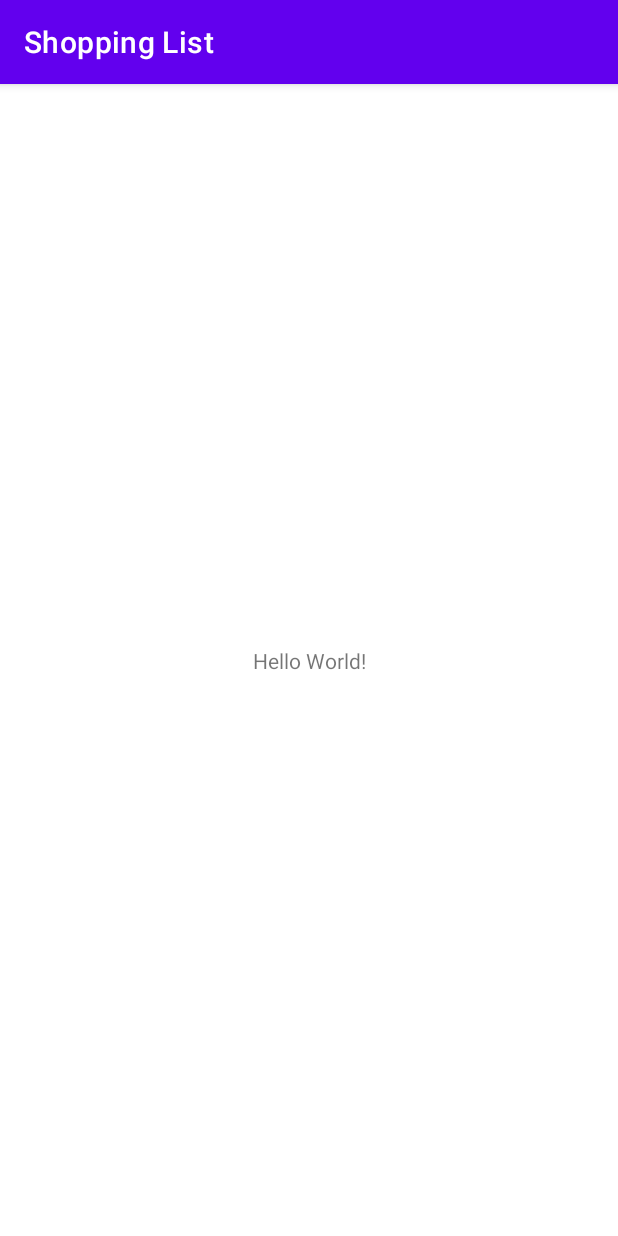
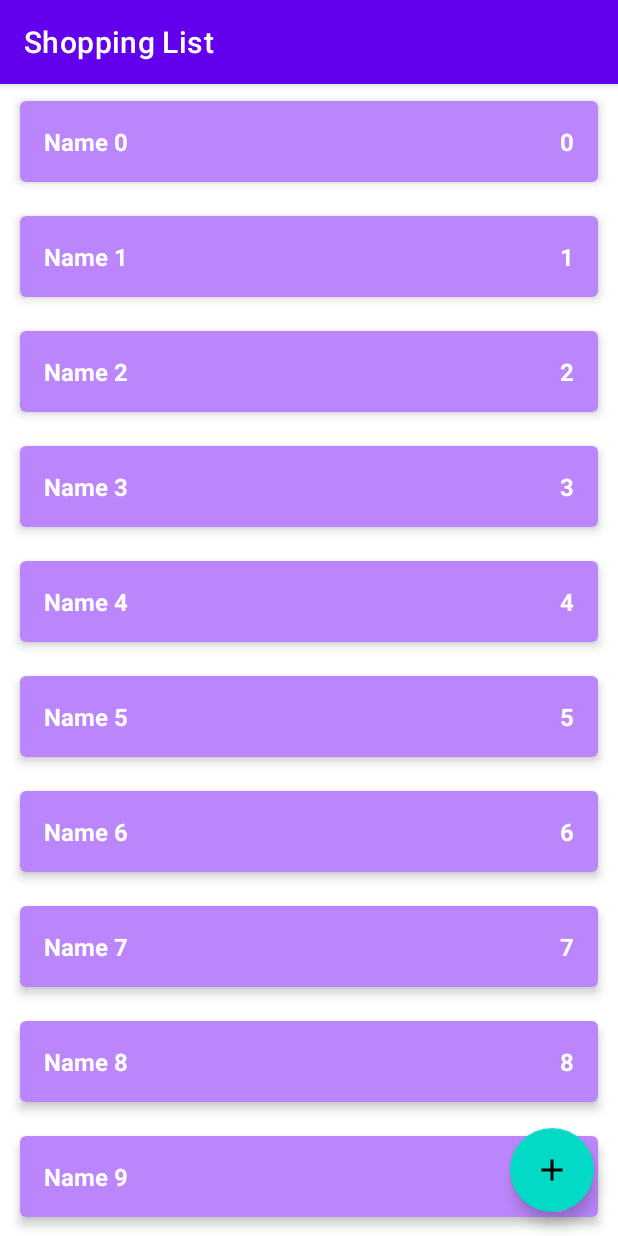
Before and after one commit to TOvchinnikova/Shopping_List, an Android app: the screen it shows after launch (MainActivity), on a phone screen of 412 x 824 dp. Run offline under Robolectric (Android 15) with nearby library versions, the phone set to English and light mode, and no system bars.

Commit message:
implemented list RecyclerView

```diff
--- a/app/src/main/java/com/t_ovchinnikova/android/shoppinglist/data/ShopListRepositoryImpl.kt
+++ b/app/src/main/java/com/t_ovchinnikova/android/shoppinglist/data/ShopListRepositoryImpl.kt
@@ -1,5 +1,7 @@
 package com.t_ovchinnikova.android.shoppinglist.data
 
+import androidx.lifecycle.LiveData
+import androidx.lifecycle.MutableLiveData
 import com.t_ovchinnikova.android.shoppinglist.domain.ShopItem
 import com.t_ovchinnikova.android.shoppinglist.domain.ShopListRepository
 import java.lang.RuntimeException
@@ -7,18 +9,28 @@ import java.lang.RuntimeException
 object ShopListRepositoryImpl : ShopListRepository {
 
     private val shopList = mutableListOf<ShopItem>()
+    private val shopListLD = MutableLiveData<List<ShopItem>>()
 
     private var autoIncrementId = 0
+
+    init {
+        for (i in 0 until 10) {
+            val item = ShopItem("Name $i", i, true)
+            addShopItem(item)
+        }
+    }
 
     override fun addShopItem(shopItem: ShopItem) {
         if (shopItem.id == ShopItem.UNDEFINED_ID) {
             shopItem.id = autoIncrementId++
         }
         shopList.add(shopItem)
+        updateList()
     }
 
     override fun deleteShopItem(shopItem: ShopItem) {
         shopList.remove(shopItem)
+        updateList()
     }
 
     override fun editShopItem(shopItem: ShopItem) {
@@ -31,8 +43,12 @@ object ShopListRepositoryImpl : ShopListRepository {
        return shopList.find { it.id == shopItemId } ?: throw RuntimeException("Element not found")
     }
 
-    override fun getShopList(): List<ShopItem> {
-        return shopList.toList()
+    override fun getShopList(): LiveData<List<ShopItem>> {
+        return shopListLD
+    }
+
+    private fun updateList(){
+        shopListLD.value = shopList.toList()
     }
 
 }
--- a/app/src/main/java/com/t_ovchinnikova/android/shoppinglist/domain/GetShopListUseCase.kt
+++ b/app/src/main/java/com/t_ovchinnikova/android/shoppinglist/domain/GetShopListUseCase.kt
@@ -1,8 +1,10 @@
 package com.t_ovchinnikova.android.shoppinglist.domain
+
+import androidx.lifecycle.LiveData
 
 class GetShopListUseCase(private val shopListRepository: ShopListRepository) {
 
-    fun getShopList() : List<ShopItem> {
+    fun getShopList() : LiveData<List<ShopItem>> {
         return shopListRepository.getShopList()
     }
 }
--- a/app/src/main/java/com/t_ovchinnikova/android/shoppinglist/domain/ShopListRepository.kt
+++ b/app/src/main/java/com/t_ovchinnikova/android/shoppinglist/domain/ShopListRepository.kt
@@ -1,8 +1,10 @@
 package com.t_ovchinnikova.android.shoppinglist.domain
+
+import androidx.lifecycle.LiveData
 
 interface ShopListRepository {
 
-    fun getShopList() : List<ShopItem>
+    fun getShopList() : LiveData<List<ShopItem>>
 
     fun getShopItem( shopItemId: Int): ShopItem
 
--- a/app/src/main/java/com/t_ovchinnikova/android/shoppinglist/presentation/MainActivity.kt
+++ b/app/src/main/java/com/t_ovchinnikova/android/shoppinglist/presentation/MainActivity.kt
@@ -4,23 +4,80 @@ import androidx.appcompat.app.AppCompatActivity
 import android.os.Bundle
 import android.util.Log
 import androidx.lifecycle.ViewModelProvider
+import androidx.recyclerview.widget.ItemTouchHelper
+import androidx.recyclerview.widget.RecyclerView
 import com.t_ovchinnikova.android.shoppinglist.R
 
 class MainActivity : AppCompatActivity() {
 
     private lateinit var viewModel: MainViewModel
+    private lateinit var shopListAdapter: ShopListAdapter
 
     override fun onCreate(savedInstanceState: Bundle?) {
         super.onCreate(savedInstanceState)
         setContentView(R.layout.activity_main)
 
+        setupRecyclerView()
+
         viewModel = ViewModelProvider(this) [MainViewModel::class.java]
 
         viewModel.shopList.observe(this) {
-            Log.d("MyLog", it.toString())
+            shopListAdapter.shopList = it
         }
 
-        viewModel.getShopList()
+    }
+
+    private fun setupRecyclerView(){
+
+        val rvShopList = findViewById<RecyclerView>(R.id.rv_shop_list)
+
+        with(rvShopList) {
+            shopListAdapter = ShopListAdapter()
+            adapter = shopListAdapter
+            recycledViewPool.setMaxRecycledViews(
+                ShopListAdapter.VIEW_TYPE_DISABLED,
+                ShopListAdapter.MAX_POOL_SIZE
+            )
+            recycledViewPool.setMaxRecycledViews(
+                ShopListAdapter.VIEW_TYPE_ENABLED,
+                ShopListAdapter.MAX_POOL_SIZE
+            )
+        }
+        setupLongClickListener()
+        setupClickListener()
+        setUpSwipeListener(rvShopList)
 
     }
+
+    private fun setUpSwipeListener(rvShopList: RecyclerView?) {
+        val callBack = object :
+            ItemTouchHelper.SimpleCallback(0, ItemTouchHelper.LEFT or ItemTouchHelper.RIGHT) {
+            override fun onMove(
+                recyclerView: RecyclerView,
+                viewHolder: RecyclerView.ViewHolder,
+                target: RecyclerView.ViewHolder
+            ): Boolean {
+                return false
+            }
+
+            override fun onSwiped(viewHolder: RecyclerView.ViewHolder, direction: Int) {
+                val item = shopListAdapter.shopList[viewHolder.adapterPosition]
+                viewModel.deleteShopItem(item)
+            }
+        }
+
+        ItemTouchHelper(callBack).attachToRecyclerView(rvShopList)
+    }
+
+    private fun setupClickListener() {
+        shopListAdapter.onShopItemClickListener = {
+            Log.d("MyLog", it.name)
+        }
+    }
+
+    private fun setupLongClickListener() {
+        shopListAdapter.onShopItemLongClickListener = {
+            viewModel.changeEnableState(it)
+        }
+    }
 }
--- a/app/src/main/java/com/t_ovchinnikova/android/shoppinglist/presentation/MainViewModel.kt
+++ b/app/src/main/java/com/t_ovchinnikova/android/shoppinglist/presentation/MainViewModel.kt
@@ -1,5 +1,6 @@
 package com.t_ovchinnikova.android.shoppinglist.presentation
 
+import android.util.Log
 import androidx.lifecycle.LiveData
 import androidx.lifecycle.MutableLiveData
 import androidx.lifecycle.ViewModel
@@ -8,8 +9,7 @@ import com.t_ovchinnikova.android.shoppinglist.domain.*
 
 class MainViewModel : ViewModel() {
 
-    private val _shopList = MutableLiveData<List<ShopItem>>()
-    val shopList: LiveData<List<ShopItem>> = _shopList
+    private val _shopList =  MutableLiveData<List<ShopItem>>()
 
     private val repository = ShopListRepositoryImpl
 
@@ -17,20 +17,16 @@ class MainViewModel : ViewModel() {
     private val deleteShopItemUseCase = DeleteShopItemUseCase(repository)
     private val editShopItemUseCase = EditShopItemUseCase(repository)
 
-    fun getShopList() {
-        val list = getShopListUseCase.getShopList()
-        _shopList.value = list
-    }
+    var shopList: LiveData<List<ShopItem>> = getShopListUseCase.getShopList()
 
     fun deleteShopItem(shopItem: ShopItem) {
         deleteShopItemUseCase.deleteShopItem(shopItem)
-        getShopList()
     }
 
     fun changeEnableState(shopItem: ShopItem){
         val newItem = shopItem.copy(enabled = shopItem.enabled.not())
         editShopItemUseCase.editShopItem(newItem)
-        getShopList()
     }
 
+
 }
--- /dev/null
+++ b/app/src/main/java/com/t_ovchinnikova/android/shoppinglist/presentation/ShopItemDiffCallback.kt
@@ -0,0 +1,15 @@
+package com.t_ovchinnikova.android.shoppinglist.presentation
+
+import androidx.recyclerview.widget.DiffUtil
+import com.t_ovchinnikova.android.shoppinglist.domain.ShopItem
+
+class ShopItemDiffCallback: DiffUtil.ItemCallback<ShopItem>() {
+    override fun areItemsTheSame(oldItem: ShopItem, newItem: ShopItem): Boolean {
+        return oldItem.id == newItem.id
+    }
+
+    override fun areContentsTheSame(oldItem: ShopItem, newItem: ShopItem): Boolean {
+        return oldItem == newItem
+    }
+
+}
--- /dev/null
+++ b/app/src/main/java/com/t_ovchinnikova/android/shoppinglist/presentation/ShopListAdapter.kt
@@ -0,0 +1,79 @@
+package com.t_ovchinnikova.android.shoppinglist.presentation
+
+import android.content.Context
+import android.view.LayoutInflater
+import android.view.View
+import android.view.ViewGroup
+import android.widget.TextView
+import androidx.recyclerview.widget.DiffUtil
+import androidx.recyclerview.widget.ItemTouchHelper
+import androidx.recyclerview.widget.RecyclerView
+import com.t_ovchinnikova.android.shoppinglist.R
+import com.t_ovchinnikova.android.shoppinglist.domain.ShopItem
+
+class ShopListAdapter : RecyclerView.Adapter<ShopListAdapter.ShopListViewHolder>() {
+
+    var shopList = listOf<ShopItem>()
+    set(value) {
+        val callback = ShopListDiffCallback(shopList, value)
+        val diffResult = DiffUtil.calculateDiff(callback)
+        diffResult.dispatchUpdatesTo(this)
+        field = value
+    }
+
+    var onShopItemLongClickListener: ((ShopItem) -> Unit)? = null
+    var onShopItemClickListener: ((ShopItem) -> Unit)? = null
+
+    override fun onCreateViewHolder(parent: ViewGroup, viewType: Int): ShopListViewHolder {
+        val layout = if (viewType == VIEW_TYPE_ENABLED) R.layout.item_shop_enabled else R.layout.item_shop_disabled
+        val view = LayoutInflater.from(parent.context).inflate(layout, parent, false)
+        return ShopListViewHolder(view)
+    }
+
+    override fun onBindViewHolder(viewHolder: ShopListViewHolder, position: Int) {
+        val shopItem = shopList[position]
+        viewHolder.tvName.text = shopItem.name
+        viewHolder.tvCount.text = shopItem.count.toString()
+        viewHolder.itemView.setOnLongClickListener {
+            onShopItemLongClickListener?.invoke(shopItem)
+            true
+        }
+        viewHolder.itemView.setOnClickListener {
+            onShopItemClickListener?.invoke(shopItem)
+
+        }
+
+    }
+
+    override fun onViewRecycled(viewHolder: ShopListViewHolder) {
+        super.onViewRecycled(viewHolder)
+        viewHolder.tvName.text = ""
+        viewHolder.tvCount.text = ""
+    }
+
+    override fun getItemViewType(position: Int): Int {
+
+        return if(shopList[position].enabled) VIEW_TYPE_ENABLED else VIEW_TYPE_DISABLED
+
+    }
+
+    override fun getItemCount(): Int {
+        return shopList.size
+    }
+
+    class ShopListViewHolder(view: View) : RecyclerView.ViewHolder(view) {
+
+        val tvName = view.findViewById<TextView>(R.id.tv_name)
+        val tvCount = view.findViewById<TextView>(R.id.tv_count)
+
+    }
+
+    companion object {
+
+        const val VIEW_TYPE_ENABLED = 1
+        const val VIEW_TYPE_DISABLED = 0
+
+        const val MAX_POOL_SIZE = 15
+
+    }
+}
--- /dev/null
+++ b/app/src/main/java/com/t_ovchinnikova/android/shoppinglist/presentation/ShopListDiffCallback.kt
@@ -0,0 +1,26 @@
+package com.t_ovchinnikova.android.shoppinglist.presentation
+
+import androidx.recyclerview.widget.DiffUtil
+import com.t_ovchinnikova.android.shoppinglist.domain.ShopItem
+
+class ShopListDiffCallback(
+    val oldList: List<ShopItem>,
+    val newList: List<ShopItem>,
+) : DiffUtil.Callback() {
+
+    override fun getOldListSize(): Int {
+        return oldList.size
+    }
+
+    override fun getNewListSize(): Int {
+        return newList.size
+    }
+
+    override fun areItemsTheSame(oldItemPosition: Int, newItemPosition: Int): Boolean {
+        return oldList[oldItemPosition].id == newList[newItemPosition].id
+    }
+
+    override fun areContentsTheSame(oldItemPosition: Int, newItemPosition: Int): Boolean {
+        return oldList[oldItemPosition] == newList[newItemPosition]
+    }
+}
--- /dev/null
+++ b/app/src/main/res/drawable/ic_add.xml
@@ -0,0 +1,9 @@
+<vector xmlns:android="http://schemas.android.com/apk/res/android"
+    android:width="24dp"
+    android:height="24dp"
+    android:viewportWidth="24"
+    android:viewportHeight="24">
+    <path
+        android:pathData="M19,13h-6v6h-2v-6H5v-2h6V5h2v6h6v2z"
+        android:fillColor="#ffffff"/>
+</vector>
--- a/app/src/main/res/layout/activity_main.xml
+++ b/app/src/main/res/layout/activity_main.xml
@@ -6,13 +6,28 @@
     android:layout_height="match_parent"
     tools:context=".presentation.MainActivity">
 
-    <TextView
+    <androidx.recyclerview.widget.RecyclerView
+        android:id="@+id/rv_shop_list"
+        android:layout_width="0dp"
+        android:layout_height="0dp"
+        app:layout_constraintBottom_toBottomOf="parent"
+        app:layout_constraintEnd_toEndOf="parent"
+        app:layout_constraintStart_toStartOf="parent"
+        app:layout_constraintTop_toTopOf="parent"
+        app:layoutManager="androidx.recyclerview.widget.LinearLayoutManager"
+        tools:listitem="@layout/item_shop_enabled"/>
+
+    <com.google.android.material.floatingactionbutton.FloatingActionButton
+        android:id="@+id/button_add_shop_item"
         android:layout_width="wrap_content"
         android:layout_height="wrap_content"
-        android:text="Hello World!"
+        android:layout_marginEnd="16dp"
+        android:layout_marginBottom="16dp"
+        android:clickable="true"
+        android:contentDescription="@string/add_shop_item_content_description"
+        android:focusable="true"
         app:layout_constraintBottom_toBottomOf="parent"
-        app:layout_constraintLeft_toLeftOf="parent"
-        app:layout_constraintRight_toRightOf="parent"
-        app:layout_constraintTop_toTopOf="parent" />
+        app:layout_constraintEnd_toEndOf="parent"
+        app:srcCompat="@drawable/ic_add" />
 
 </androidx.constraintlayout.widget.ConstraintLayout>
--- /dev/null
+++ b/app/src/main/res/layout/item_shop_disabled.xml
@@ -0,0 +1,43 @@
+<?xml version="1.0" encoding="utf-8"?>
+<androidx.cardview.widget.CardView xmlns:android="http://schemas.android.com/apk/res/android"
+    xmlns:app="http://schemas.android.com/apk/res-auto"
+    xmlns:tools="http://schemas.android.com/tools"
+    android:layout_width="match_parent"
+    android:layout_height="wrap_content"
+    android:layout_marginStart="8dp"
+    android:layout_marginTop="4dp"
+    android:layout_marginEnd="8dp"
+    android:layout_marginBottom="4dp"
+    app:cardCornerRadius="4dp"
+    app:cardElevation="1dp"
+    app:cardUseCompatPadding="true">
+
+    <LinearLayout
+        android:layout_width="match_parent"
+        android:layout_height="wrap_content"
+        android:background="#33BB86FC"
+        android:orientation="horizontal"
+        android:padding="16dp">
+
+        <TextView
+            android:id="@+id/tv_name"
+            android:layout_width="0dp"
+            android:layout_height="wrap_content"
+            android:layout_weight="1"
+            android:textColor="@color/white"
+            android:textSize="16sp"
+            android:textStyle="bold"
+            tools:text="Салфетки" />
+
+        <TextView
+            android:id="@+id/tv_count"
+            android:layout_width="wrap_content"
+            android:layout_height="wrap_content"
+            android:textColor="@color/white"
+            android:textSize="16sp"
+            android:textStyle="bold"
+            tools:text="1" />
+
+    </LinearLayout>
+
+</androidx.cardview.widget.CardView>
--- /dev/null
+++ b/app/src/main/res/layout/item_shop_enabled.xml
@@ -0,0 +1,43 @@
+<?xml version="1.0" encoding="utf-8"?>
+<androidx.cardview.widget.CardView xmlns:android="http://schemas.android.com/apk/res/android"
+    xmlns:app="http://schemas.android.com/apk/res-auto"
+    xmlns:tools="http://schemas.android.com/tools"
+    android:layout_width="match_parent"
+    android:layout_height="wrap_content"
+    android:layout_marginStart="8dp"
+    android:layout_marginTop="4dp"
+    android:layout_marginEnd="8dp"
+    android:layout_marginBottom="4dp"
+    app:cardCornerRadius="4dp"
+    app:cardElevation="4dp"
+    app:cardUseCompatPadding="true">
+
+    <LinearLayout
+        android:layout_width="match_parent"
+        android:layout_height="wrap_content"
+        android:background="@color/purple_200"
+        android:orientation="horizontal"
+        android:padding="16dp">
+
+        <TextView
+            android:id="@+id/tv_name"
+            android:layout_width="0dp"
+            android:layout_height="wrap_content"
+            android:layout_weight="1"
+            android:textColor="@color/white"
+            android:textSize="16sp"
+            android:textStyle="bold"
+            tools:text="Салфетки" />
+
+        <TextView
+            android:id="@+id/tv_count"
+            android:layout_width="wrap_content"
+            android:layout_height="wrap_content"
+            android:textColor="@color/white"
+            android:textSize="16sp"
+            android:textStyle="bold"
+            tools:text="1" />
+
+    </LinearLayout>
+
+</androidx.cardview.widget.CardView>
--- a/app/src/main/res/values/strings.xml
+++ b/app/src/main/res/values/strings.xml
@@ -1,3 +1,4 @@
 <resources>
     <string name="app_name">Shopping List</string>
+    <string name="add_shop_item_content_description">Add new shop item</string>
 </resources>
```
